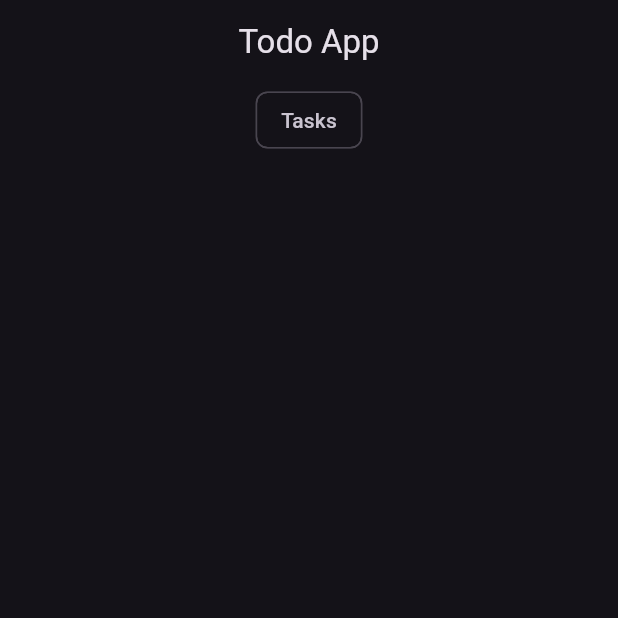
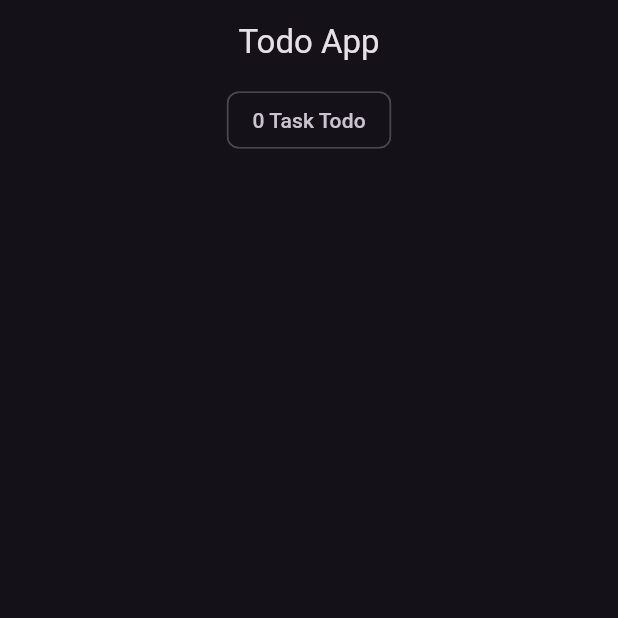
Before and after one commit to Manticodes/todoappbloc, a Flutter app: the screen it shows after launch, on a phone screen of 412 x 824 dp, the top half of it. Run offline on Flutter 3.47's test engine with Material 2 defaults, Android fonts, the light colour scheme and no system bars; our stand-ins replace equatable, flutter_bloc, hydrated_bloc.

Commit message:
fix dismissible and add task counter

```diff
--- a/lib/screen/task_screen.dart
+++ b/lib/screen/task_screen.dart
@@ -23,13 +23,17 @@ class TaskScreen extends StatelessWidget {
     return BlocBuilder<TasksBloc, TasksState>(
       builder: (context, state) {
         final List<Task> taskList = state.allTasks;
+        String length = state.allTasks
+            .where((element) => element.isDone as bool)
+            .length
+            .toString();
         return Scaffold(
           appBar: AppBar(
             title: const Text('Todo App'),
           ),
           body: Column(children: [
-            const Center(
-              child: Chip(label: Text('Tasks')),
+            Center(
+              child: Chip(label: Text("$length Task Todo")),
             ),
             TaskList(tasklist: taskList)
           ]),
--- a/lib/widgets/dismissible.dart
+++ b/lib/widgets/dismissible.dart
@@ -30,7 +30,7 @@ class DismissibleTile extends StatelessWidget {
           child: Icon(Icons.done),
         ),
       ),
-      key: Key(task.id),
+      key: Key(task.id + task.isDone.toString()),
       onDismissed: (direction) {
         if (direction == DismissDirection.startToEnd) {
           context.read<TasksBloc>().add(DeleteTask(task: task));
@@ -43,7 +43,8 @@ class DismissibleTile extends StatelessWidget {
           task.title,
           style: TextStyle(
               decoration: task.isDone! ? TextDecoration.lineThrough : null,
-              decorationThickness: 1.8),
+              decorationThickness: 3,
+              decorationColor: Colors.purple),
         ),
         trailing: Wrap(
           children: [
```
